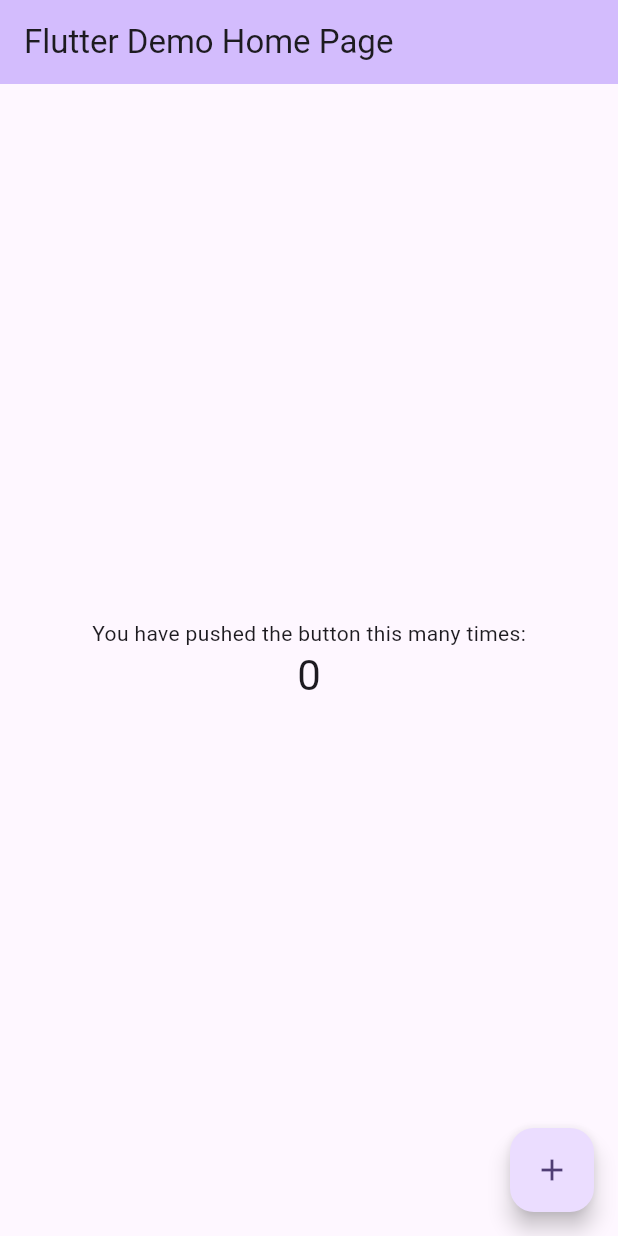
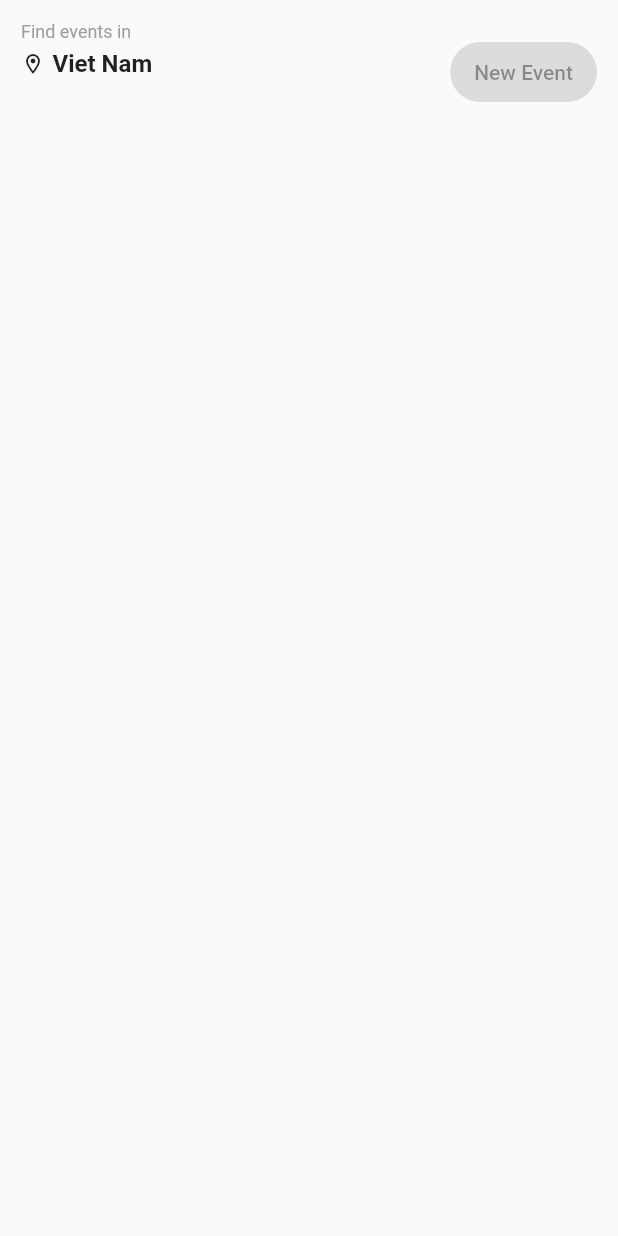
Before and after one commit to tritri251214/graduation-assignments-flutter, a Flutter app: the screen it shows after launch, on a phone screen of 412 x 824 dp. Run offline on Flutter 3.47's test engine with Material 2 defaults, Android fonts, the phone set to English and light mode, and no system bars; our stand-ins replace shimmer.

Commit message:
Create router, init home screen

```diff
--- /dev/null
+++ b/lib/common/colors.dart
@@ -0,0 +1,7 @@
+import 'package:flutter/material.dart';
+
+class AppColors {
+  AppColors._();
+
+  static const placeholderText = Colors.grey;
+}
--- /dev/null
+++ b/lib/common/constants.dart
@@ -0,0 +1,2 @@
+export 'colors.dart';
+export 'strings.dart';
--- /dev/null
+++ b/lib/common/strings.dart
@@ -0,0 +1,5 @@
+class AppStrings {
+  AppStrings._();
+
+  static const String appName = 'Graduation assignments';
+}
--- a/lib/main.dart
+++ b/lib/main.dart
@@ -1,125 +1,32 @@
 import 'package:flutter/material.dart';
+import 'package:graduation_assignments_flutter/common/constants.dart';
+import 'package:graduation_assignments_flutter/router.dart';
+import 'package:graduation_assignments_flutter/screens/screens.dart';
+// import 'package:provider/provider.dart';
 
-void main() {
-  runApp(const MyApp());
-}
+// void main() => runApp(MultiProvider(
+//   providers: [
+//     ChangeNotifierProvider(create: (_) => TodoProvider()),
+//   ],
+//   child: const MainApp(),
+// ));
 
-class MyApp extends StatelessWidget {
-  const MyApp({super.key});
+void main() => runApp(const MainApp());
 
-  // This widget is the root of your application.
+class MainApp extends StatelessWidget {
+  const MainApp({super.key});
+
   @override
   Widget build(BuildContext context) {
     return MaterialApp(
-      title: 'Flutter Demo',
-      theme: ThemeData(
-        // This is the theme of your application.
-        //
-        // TRY THIS: Try running your application with "flutter run". You'll see
-        // the application has a blue toolbar. Then, without quitting the app,
-        // try changing the seedColor in the colorScheme below to Colors.green
-        // and then invoke "hot reload" (save your changes or press the "hot
-        // reload" button in a Flutter-supported IDE, or press "r" if you used
-        // the command line to start the app).
-        //
-        // Notice that the counter didn't reset back to zero; the application
-        // state is not lost during the reload. To reset the state, use hot
-        // restart instead.
-        //
-        // This works for code too, not just values: Most code changes can be
-        // tested with just a hot reload.
-        colorScheme: ColorScheme.fromSeed(seedColor: Colors.deepPurple),
-        useMaterial3: true,
-      ),
-      home: const MyHomePage(title: 'Flutter Demo Home Page'),
+      title: AppStrings.appName,
+      initialRoute: HomeScreen.routeName,
+      routes: AppRouter.routes,
+      onGenerateRoute: (settings) {
+        // TODO
+        assert(false, 'Need to implement ${settings.name}');
+        return null;
+      },
     );
   }
 }
-
-class MyHomePage extends StatefulWidget {
-  const MyHomePage({super.key, required this.title});
-
-  // This widget is the home page of your application. It is stateful, meaning
-  // that it has a State object (defined below) that contains fields that affect
-  // how it looks.
-
-  // This class is the configuration for the state. It holds the values (in this
-  // case the title) provided by the parent (in this case the App widget) and
-  // used by the build method of the State. Fields in a Widget subclass are
-  // always marked "final".
-
-  final String title;
-
-  @override
-  State<MyHomePage> createState() => _MyHomePageState();
-}
-
-class _MyHomePageState extends State<MyHomePage> {
-  int _counter = 0;
-
-  void _incrementCounter() {
-    setState(() {
-      // This call to setState tells the Flutter framework that something has
-      // changed in this State, which causes it to rerun the build method below
-      // so that the display can reflect the updated values. If we changed
-      // _counter without calling setState(), then the build method would not be
-      // called again, and so nothing would appear to happen.
-      _counter++;
-    });
-  }
-
-  @override
-  Widget build(BuildContext context) {
-    // This method is rerun every time setState is called, for instance as done
-    // by the _incrementCounter method above.
-    //
-    // The Flutter framework has been optimized to make rerunning build methods
-    // fast, so that you can just rebuild anything that needs updating rather
-    // than having to individually change instances of widgets.
-    return Scaffold(
-      appBar: AppBar(
-        // TRY THIS: Try changing the color here to a specific color (to
-        // Colors.amber, perhaps?) and trigger a hot reload to see the AppBar
-        // change color while the other colors stay the same.
-        backgroundColor: Theme.of(context).colorScheme.inversePrimary,
-        // Here we take the value from the MyHomePage object that was created by
-        // the App.build method, and use it to set our appbar title.
-        title: Text(widget.title),
-      ),
-      body: Center(
-        // Center is a layout widget. It takes a single child and positions it
-        // in the middle of the parent.
-        child: Column(
-          // Column is also a layout widget. It takes a list of children and
-          // arranges them vertically. By default, it sizes itself to fit its
-          // children horizontally, and tries to be as tall as its parent.
-          //
-          // Column has various properties to control how it sizes itself and
-          // how it positions its children. Here we use mainAxisAlignment to
-          // center the children vertically; the main axis here is the vertical
-          // axis because Columns are vertical (the cross axis would be
-          // horizontal).
-          //
-          // TRY THIS: Invoke "debug painting" (choose the "Toggle Debug Paint"
-          // action in the IDE, or press "p" in the console), to see the
-          // wireframe for each widget.
-          mainAxisAlignment: MainAxisAlignment.center,
-          children: <Widget>[
-            const Text(
-              'You have pushed the button this many times:',
-            ),
-            Text(
-              '$_counter',
-              style: Theme.of(context).textTheme.headlineMedium,
-            ),
-          ],
-        ),
-      ),
-      floatingActionButton: FloatingActionButton(
-        onPressed: _incrementCounter,
-        tooltip: 'Increment',
-        child: const Icon(Icons.add),
-      ), // This trailing comma makes auto-formatting nicer for build methods.
-    );
-  }
-}
--- /dev/null
+++ b/lib/router.dart
@@ -0,0 +1,19 @@
+import 'package:flutter/cupertino.dart';
+import 'package:graduation_assignments_flutter/screens/screens.dart';
+
+class AppRouter {
+  const AppRouter();
+
+  static Map<String, Widget Function(BuildContext)> routes = {
+    HomeScreen.routeName: (_) => const HomeScreen(),
+    NewEvent.routeName: (_) => const NewEvent(),
+  };
+
+  Future<void> gotoNewEvent(
+    BuildContext context,
+  ) async {
+    await Navigator.of(context).push(CupertinoPageRoute(
+      builder: (_) => const NewEvent()
+    ));
+  }
+}
--- /dev/null
+++ b/lib/screens/new_event.dart
@@ -0,0 +1,53 @@
+import 'package:flutter/material.dart';
+import 'package:graduation_assignments_flutter/common/constants.dart';
+
+class NewEvent extends StatefulWidget {
+  static String routeName = '/';
+
+  const NewEvent({super.key});
+
+  @override
+  State<NewEvent> createState() => _NewEventState();
+}
+
+class _NewEventState extends State<NewEvent> {
+  @override
+  Widget build(BuildContext context) {
+    return const Scaffold(
+      body: SingleChildScrollView(
+        padding: EdgeInsets.all(14.0),
+        child: Column(
+          mainAxisAlignment: MainAxisAlignment.start,
+          crossAxisAlignment: CrossAxisAlignment.start,
+          children: [
+            Row(
+              mainAxisAlignment: MainAxisAlignment.spaceBetween,
+              crossAxisAlignment: CrossAxisAlignment.start,
+              children: [
+                Column(
+                  mainAxisAlignment: MainAxisAlignment.spaceBetween,
+                  crossAxisAlignment: CrossAxisAlignment.start,
+                  children: [
+                    Text('Find events in', style: TextStyle(fontSize: 12, color: AppColors.placeholderText)),
+                    SizedBox(height: 5),
+                    Row(
+                      children: [
+                        Icon(Icons.location_on_outlined, size: 16),
+                        SizedBox(width: 5),
+                        Text('Viet Nam', style: TextStyle(fontWeight: FontWeight.bold, fontSize: 16)),
+                      ],
+                    ),
+                  ],
+                ),
+                Padding(
+                  padding: EdgeInsets.only(top: 10),
+                  child: FilledButton(onPressed: null, child: Text('New Event'))
+                ),
+              ],
+            ),
+          ],
+        ),
+      ),
+    );
+  }
+}
--- /dev/null
+++ b/lib/screens/screens.dart
@@ -0,0 +1,2 @@
+export 'home.dart';
+export 'new_event.dart';
```
Also changed, not shown: db.json (added, +20 -0 lines), lib/screens/home.dart (added, +53 -0 lines), lib/utils/snackbar.dart (added, +29 -0 lines), lib/widgets/bottom_navigation_bar.dart (added, +58 -0 lines), lib/widgets/empty.dart (added, +10 -0 lines), lib/widgets/placeholders.dart (added, +212 -0 lines), lib/widgets/shimmer_loading.dart (added, +112 -0 lines), pubspec.yaml (+5 -3 lines), assets/images/empty_data_icon.png (added), pubspec.lock, 5 other files.
